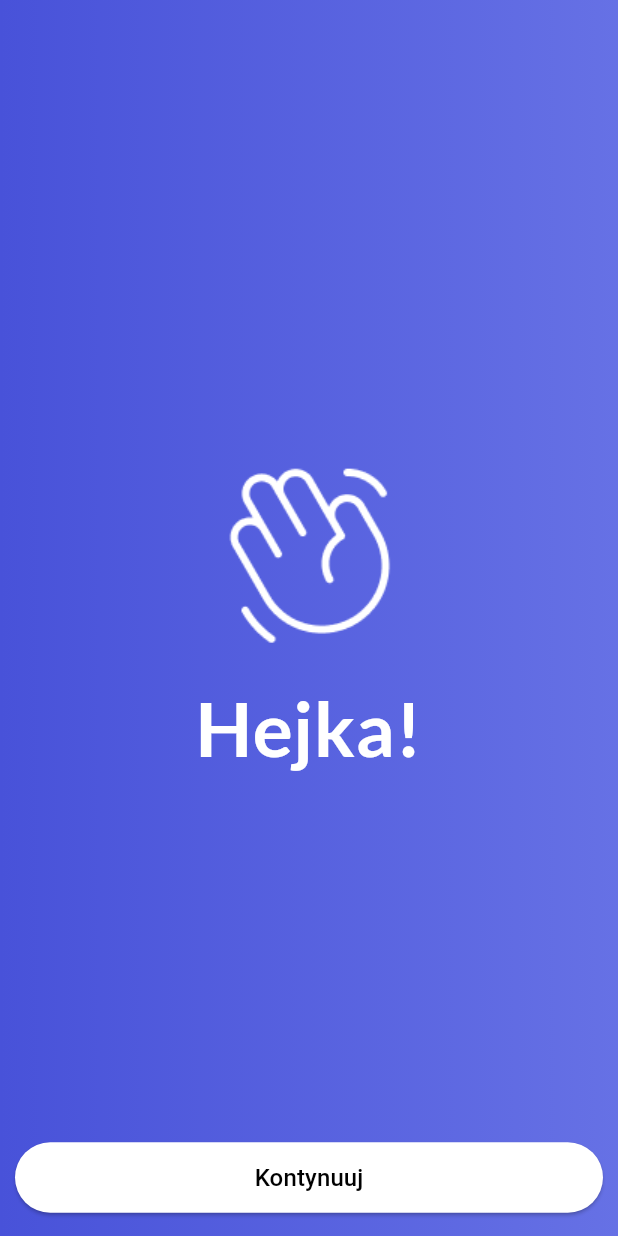
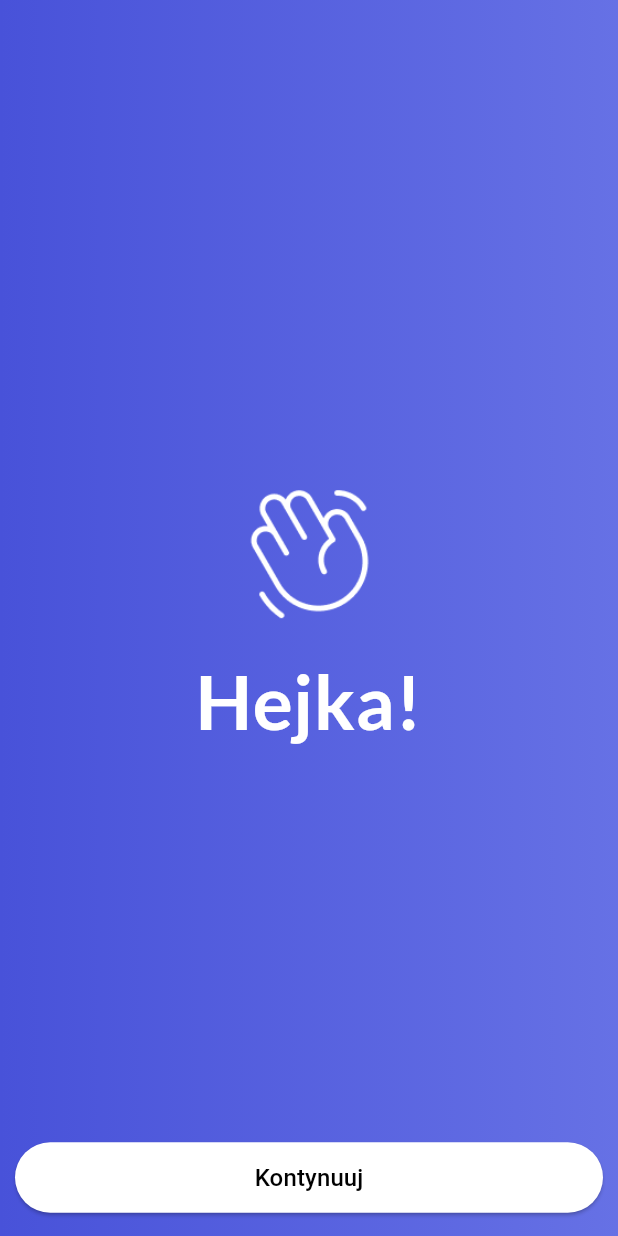
Before and after one commit to mikolajczykstanislaw/HydroGrow, a Flutter app: the screen it shows after launch, on a phone screen of 412 x 824 dp. Run offline on Flutter 3.47's test engine with Material 3 defaults, Android fonts, the phone set to English and light mode, and no system bars; our stand-ins replace charts_flutter, google_fonts.

Commit message:
update PermissionScreen

```diff
--- a/lib/PermissionScreen.dart
+++ b/lib/PermissionScreen.dart
@@ -16,60 +16,72 @@ class _PermissionScreenState extends State<PermissionScreen> {
         children: <Widget>[
           Container(
             decoration: BoxDecoration(
-              color: const Color(0xffffffff),
               gradient: LinearGradient(
                 begin: Alignment.centerRight,
                 end: Alignment.centerLeft,
-                  colors: [new Color(0xff6671e5), new Color(0xff4852d9)]),
+                colors: [
+                  Color(0xff6671e5),
+                  Color(0xff4852d9),
+                ],
+              ),
             ),
           ),
           Align(
-              alignment: FractionalOffset.center,
+            alignment: Alignment.center,
             child: Column(
               mainAxisAlignment: MainAxisAlignment.center,
               children: <Widget>[
-                  Image(
-                    image: AssetImage('icons/hand-wave.png'),
+                Image.asset(
+                  'icons/hand-wave.png',
+                  height: 100, // Ustaw odpowiedni rozmiar
+                  width: 100,
                 ),
-                  Padding(padding: EdgeInsets.only(top: 15.0)),
-                  Text("Hejka!",
+                SizedBox(height: 15.0), // Zamiast Padding
+                Text(
+                  "Hejka!",
                   textAlign: TextAlign.center,
                   style: GoogleFonts.lato(
                     textStyle: TextStyle(
                       fontWeight: FontWeight.bold,
                       fontSize: 50.0,
                       color: Colors.white,
-                      ))),
-                  Padding(padding: EdgeInsets.only(top: 5.0)),
+                    ),
+                  ),
+                ),
+                SizedBox(height: 5.0), // Zamiast Padding
               ],
-              )),
+            ),
+          ),
           Positioned(
             left: 0,
             bottom: 15,
             right: 0,
             child: Container(
               alignment: Alignment.center,
-                margin: EdgeInsets.only(left: 10.0, right: 10.0),
+              margin: EdgeInsets.symmetric(horizontal: 10.0),
               child: SizedBox(
                 width: double.infinity,
                 child: ElevatedButton(
                   style: ButtonStyle(
                     backgroundColor:
-                              WidgetStateProperty.all<Color>(Colors.white),
-                          padding: WidgetStateProperty.all(
-                              EdgeInsets.only(top: 12.0, bottom: 12.0))),
+                    MaterialStateProperty.all<Color>(Colors.white),
+                    padding: MaterialStateProperty.all(
+                      EdgeInsets.symmetric(vertical: 12.0),
+                    ),
+                  ),
                   onPressed: () {
-                        Navigator.push(
-                            context,
-                            MaterialPageRoute(
-                                builder: (context) => MyHomePage()));
+                    Navigator.of(context).push(
+                      MaterialPageRoute(builder: (context) => MyHomePage()),
+                    );
                   },
                   child: Text(
                     'Kontynuuj',
                     style: TextStyle(fontSize: 16.0, color: Colors.black),
                   ),
-                    )),
-              ))
+                ),
+              ),
+            ),
+          ),
         ],
       ),
     );
```
Lines whose indentation alone changed are shown as unchanged.
